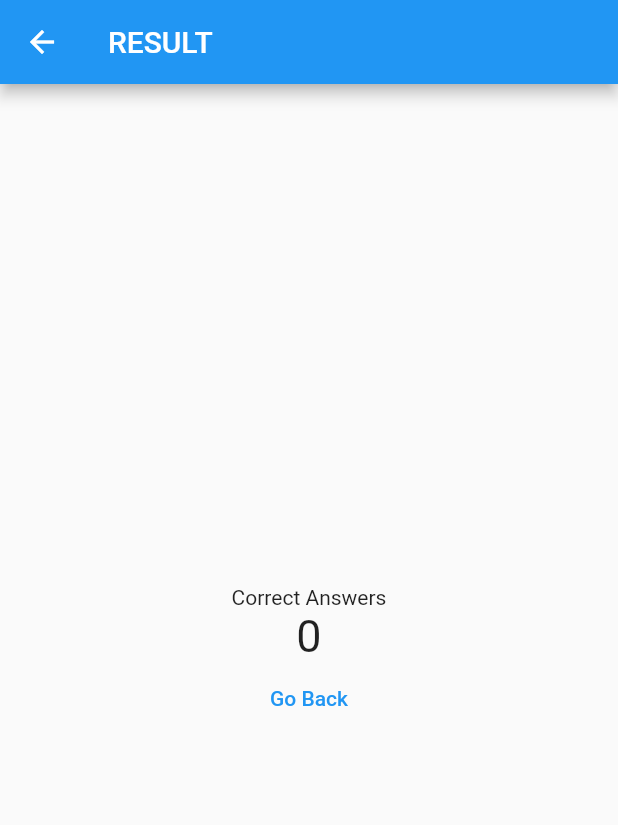
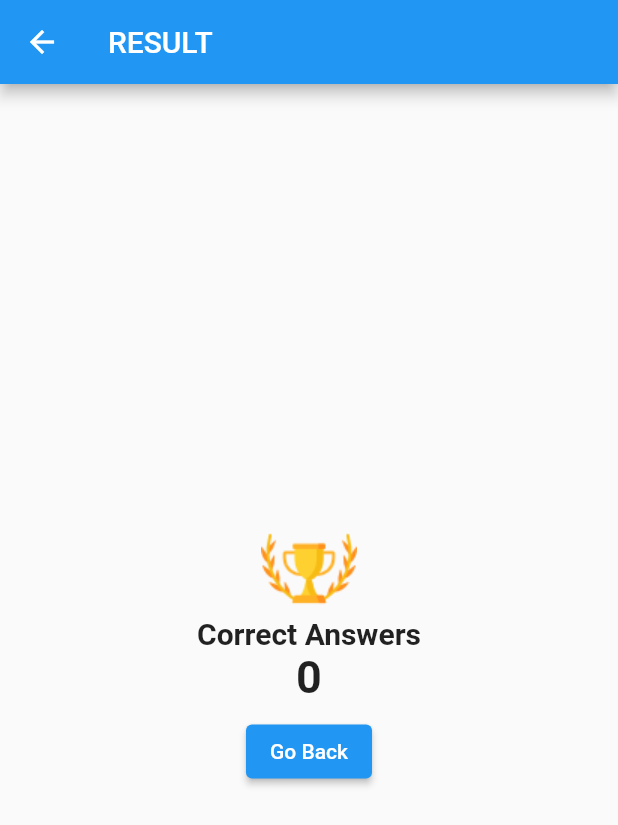
Before and after one commit to Ibrahim-K98han/flutter_quiz_apps, a Flutter app: the ResultPage screen opened by its route, on a phone screen of 412 x 824 dp. Shown: the top 825 px of the screen. Run offline on Flutter 3.47's test engine with Material 2 defaults, Android fonts, the phone set to English and light mode, and no system bars; missing offline and left inert: dart:ffi.

```diff
--- a/lib/pages/result_page.dart
+++ b/lib/pages/result_page.dart
@@ -19,11 +19,15 @@ class ResultPage extends StatelessWidget {
         child: Column(
           mainAxisAlignment: MainAxisAlignment.center,
           children: [
-            const Text('Correct Answers'),
-            Text('$rightAnswers', style: TextStyle(fontSize: 30),),
+            Image.asset('images/winner.png'),
+            const Text('Correct Answers',style: TextStyle(fontSize: 20,fontWeight: FontWeight.bold),),
+            Text('$rightAnswers', style: TextStyle(fontSize: 30,fontWeight: FontWeight.bold),),
             TextButton(
                 onPressed: () => Navigator.pushReplacementNamed(context, QuestionPage.routeName),
-                child: Text('Go Back')
+                child: ElevatedButton(
+                  onPressed: (){},
+                    child: Text('Go Back')
+                )
             )
           ],
         ),
--- a/lib/temp_db.dart
+++ b/lib/temp_db.dart
@@ -52,9 +52,15 @@ final List<Map<String, dynamic>> questionList = [
     givenAnswer : ''
   },
   {
-    question : 'মানুষের শরীরের কোথায় সোনা পাওয়া যায়?',
-    options : ['চোখে', 'কানে', 'নাকে', 'রক্তে'],
-    rightAnswer : 'রক্তে',
+    question : 'মানুষের চোখ কত ডিগ্রি পর্যন্ত দেখতে পায়?',
+    options : ['150 ডিগ্রি পর্যন্ত', '180 ডিগ্রি পর্যন্ত', '200 ডিগ্রি পর্যন্ত', '360 ডিগ্রি পর্যন্ত'],
+    rightAnswer : '150 ডিগ্রি পর্যন্ত',
+    givenAnswer : ''
+  },
+  {
+    question : 'মানুষের স্বাভাবিক তাপমাত্রা কত হয়?',
+    options : ['98.6 F', '37 C', '310K', 'উপযুক্ত সবই'],
+    rightAnswer : 'উপযুক্ত সবই',
     givenAnswer : ''
   },
 ];
--- a/pubspec.yaml
+++ b/pubspec.yaml
@@ -59,9 +59,8 @@ flutter:
   uses-material-design: true
 
   # To add assets to your application, add an assets section, like this:
-  # assets:
-  #   - images/a_dot_burr.jpeg
-  #   - images/a_dot_ham.jpeg
+  assets:
+    - images/
 
   # An image asset can refer to one or more resolution-specific "variants", see
   # https://flutter.dev/assets-and-images/#resolution-aware
```
Also changed, not shown: images/winner.png (added).
